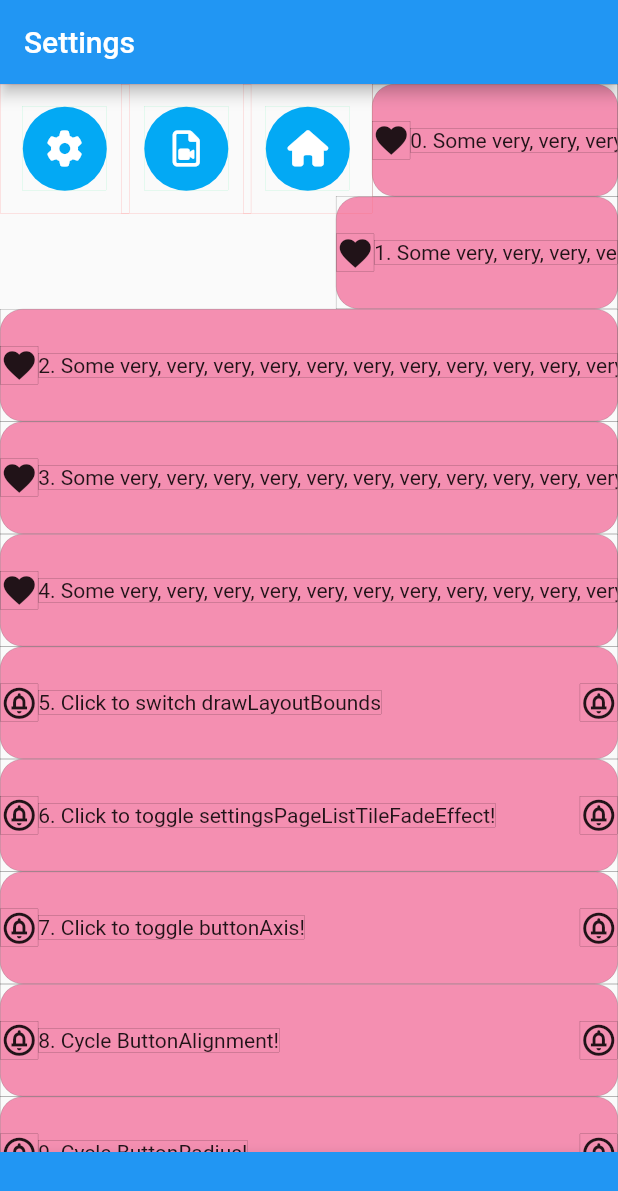
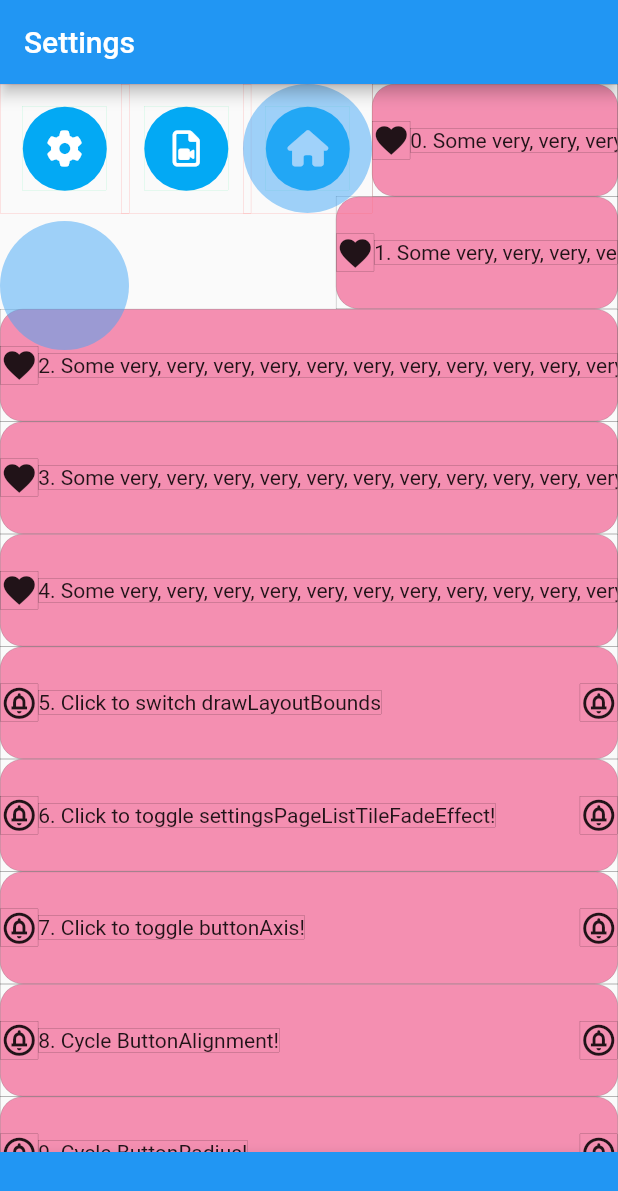
Before and after one commit to BigDeeEss/bu2-kar_kam, a Flutter app: the screen it shows after launch, after a tap on "6. Click to toggle settingsPageListTileF", on a phone screen of 412 x 824 dp. Shown: the top 1191 px of the screen. Run offline on Flutter 3.47's test engine with Material 2 defaults, Android fonts, the phone set to English and light mode, and no system bars; our stand-ins replace font_awesome_flutter, get_it, get_it_mixin.

```diff
--- a/lib/app_data.dart
+++ b/lib/app_data.dart
@@ -48,6 +48,9 @@ abstract class AppData extends ChangeNotifier {
   /// Whether [BoxedContainer] draws bounding boxes or not.
   bool drawLayoutBounds = true;
 
+  /// Whether [ButtonArray] includes [SlidingGuides] or not.
+  bool drawSlidingGuides = true;
+
   /// Represents whether init has completed or not.
   bool initComplete = false;
 
--- a/lib/app_data_service.dart
+++ b/lib/app_data_service.dart
@@ -5,6 +5,7 @@ import 'package:flutter/material.dart';
 import 'package:kar_kam/app_data.dart';
 import 'package:kar_kam/lib/get_it_service.dart';
 import 'package:kar_kam/lib/rect_extension.dart';
+import 'package:kar_kam/lib/map_extension.dart';
 
 /// Implements a Shared Preferences method for accessing stored app data.
 class AppDataService extends AppData {
@@ -37,7 +38,7 @@ class AppDataService extends AppData {
       'basePageViewRect': (Rect newValue) => basePageViewRect = newValue,
       'buttonAlignment': (newValue) => cycleButtonAlignment(),
       'buttonAxis': (newValue) => toggleButtonAxis(),
-      // 'buttonRadius': (newValue) => cycleButtonRadius(),
+      'buttonRadius': (newValue) => cycleButtonRadius(),
       'drawLayoutBounds': (newValue) => toggleDrawLayoutBounds(),
       'settingsPageListTileFadeEffect': (newValue) =>
           toggleSettingsPageListTileFadeEffect(),
@@ -68,16 +69,33 @@ class AppDataService extends AppData {
     buttonArrayRect = setButtonArrayRect();
   }
 
+  void cycleButtonRadius() {
+    // Define a map which can convert an integer to a double that represents
+    // a value for [buttonRadius].
+    Map<int, double> map = {
+      0: 28.0,
+      1: 32.0,
+      2: 36.0,
+      3: 24.0,
+    };
+
+    // Use [map], its inverse and the modulus operator to cycle [buttonRadius].
+    int buttonRadiusIntRepresentation = map.inverse()[buttonRadius]!;
+    buttonRadius = map[(buttonRadiusIntRepresentation + 1) % map.length]!;
+
+    // Update dependencies: [buttonArrayRect] and [buttonCoordinates].
+    buttonArrayRect = setButtonArrayRect();
+    buttonCoordinates = setButtonCoordinates();
+  }
+
   /// Initiates field variables; only called once after app start.
   @override
   void init() {
     // Exit if init has already been executed.
     if (initComplete) return;
 
-    // Calculate and upload [buttonArrayRect].
+    // Calculate and upload [buttonArrayRect] and [buttonCoordinates].
     buttonArrayRect = setButtonArrayRect();
-
-    // Calculate and upload [buttonCoordinates].
     buttonCoordinates = setButtonCoordinates();
 
     // Register that init has completed.
--- a/lib/button_array.dart
+++ b/lib/button_array.dart
@@ -3,10 +3,11 @@ import 'package:flutter/material.dart';
 import 'package:get_it_mixin/get_it_mixin.dart';
 
 // Import project-specific files.
+import 'package:kar_kam/app_data.dart';
 import 'package:kar_kam/button.dart';
 import 'package:kar_kam/button_specs.dart';
 import 'package:kar_kam/lib/get_it_service.dart';
-import 'package:kar_kam/app_data.dart';
+import 'package:kar_kam/sliding_guides.dart';
 
 /// Implements a linear horizontal or vertical array of Buttons.
 class ButtonArray extends StatelessWidget with GetItMixin {
@@ -79,6 +80,11 @@ class ButtonArray extends StatelessWidget with GetItMixin {
       }
     }
 
+    if (GetItService.instance<AppData>().drawSlidingGuides) {
+      buttonList.add(SlidingGuides());
+    }
+
+
     // Need to return a single Widget and so return an instance of [Stack]
     // with its children defined to be a list of buttons.
     return Stack(
--- /dev/null
+++ b/lib/lib/map_extension.dart
@@ -0,0 +1,5 @@
+extension MapExtension on Map {
+  Map inverse() {
+   return map((key, value) => MapEntry(value, key));
+  }
+}
--- a/lib/settings_page_list_tile.dart
+++ b/lib/settings_page_list_tile.dart
@@ -103,8 +103,9 @@ class SettingsPageListTile extends StatelessWidget with GetItMixin {
   double pathRadius = 0.0;
 
   // A temporary double for determining the slope of the connecting
-  // straight line segment that tilesnfollow as they pass around ButtonArray.
-  static double get sf => 1.125;
+  // straight line segment that tiles follow as they pass around [ButtonArray].
+  // static double get sf => 1.125;
+  static double get sf => 1.0625;
 
   /// The construction [Rect] that overlaps with [guestRect.topLeft] and
   /// [guestRect.topRight] and has the same width as [guestRect].
--- /dev/null
+++ b/lib/sliding_guides.dart
@@ -0,0 +1,166 @@
+// Import flutter packages.
+import 'package:flutter/material.dart';
+import 'package:get_it_mixin/get_it_mixin.dart';
+import 'package:kar_kam/button_array.dart';
+import 'package:kar_kam/app_data.dart';
+import 'package:kar_kam/settings_page_list_tile.dart';
+
+/// Implements sliding guides - guide circles which indicate the path followed
+/// by [SettingsPageListTile] corners as they slide past [ButtonArray].
+class SlidingGuides extends StatelessWidget with GetItMixin {
+  SlidingGuides({Key? key}) : super(key: key);
+
+  @override
+  Widget build(BuildContext context) {
+    // Get [AppData] registered with [GetIt].
+    // AppData appData = GetItService.instance<AppData>();
+
+    // Watch for changes to [AppData.buttonAxis] registered with GetIt.
+    Axis buttonAxis = watchOnly((AppData a) => a.buttonAxis);
+
+    // Watch for changes to [AppData.buttonAlignment] registered with GetIt.
+    Alignment buttonAlignment = watchOnly((AppData a) => a.buttonAlignment);
+
+    // Watch for changes to [AppData.buttonRadius] registered with GetIt.
+    double buttonRadius = watchOnly((AppData a) => a.buttonRadius);
+
+    // Watch for changes to [AppData.buttonRadius] registered with GetIt.
+    double buttonPaddingMainAxis = watchOnly((AppData a) => a.buttonPaddingMainAxis);
+
+    return Stack(
+      children: [
+        // Add two additional guidance circles for checking the sliding
+        // motion of [SettingsPageListTile].
+        // ToDo: delete these unnecessary guidance circles at some point.
+        (buttonAxis == Axis.horizontal) ? Positioned(
+          top: (buttonAlignment.y < 0) ? 0 : null,
+          bottom: (buttonAlignment.y > 0) ? 0 : null,
+          left: (buttonAlignment.x < 0)
+              ? ButtonArray.buttonCoordinates!.first
+              : null,
+          right: (buttonAlignment.x > 0)
+              ? ButtonArray.buttonCoordinates!.first
+              : null,
+          child: CustomPaint(
+            painter: OpenPainter(
+              alignment: buttonAlignment,
+              axis: buttonAxis,
+              radius: buttonRadius + buttonPaddingMainAxis,
+              shiftVal: ButtonArray.rect!.shortestSide *
+                  SettingsPageListTile.sf,
+            ),
+          ),
+        ) : Positioned(
+          top: (buttonAlignment.y < 0)
+              ? ButtonArray.buttonCoordinates!.last
+              : null,
+          bottom: (buttonAlignment.y > 0)
+              ? ButtonArray.buttonCoordinates!.last
+              : null,
+          left: (buttonAlignment.x < 0) ? 0.0 : null,
+          right: (buttonAlignment.x > 0) ? 0.0 : null,
+          child: CustomPaint(
+            painter: OpenPainter(
+              alignment: buttonAlignment,
+              axis: buttonAxis,
+              radius: buttonRadius + buttonPaddingMainAxis,
+              shiftVal: ButtonArray.rect!.shortestSide *
+                  SettingsPageListTile.sf
+            ),
+          ),
+        ),
+        (buttonAxis == Axis.horizontal) ? Positioned(
+          top: (buttonAlignment.y < 0) ? 0 : null,
+          bottom: (buttonAlignment.y > 0) ? 0 : null,
+          left: (buttonAlignment.x < 0)
+              ? ButtonArray.buttonCoordinates!.last
+              : null,
+          right: (buttonAlignment.x > 0)
+              ? ButtonArray.buttonCoordinates!.last
+              : null,
+          child: CustomPaint(
+            painter: OpenPainter(
+              alignment: buttonAlignment,
+              axis: buttonAxis,
+              radius: buttonRadius + buttonPaddingMainAxis,
+              shiftVal: 0.0,
+            ),
+          ),
+        ) : Positioned(
+          top: (buttonAlignment.y < 0)
+              ? ButtonArray.buttonCoordinates!.last
+              : null,
+          bottom: (buttonAlignment.y > 0)
+              ? ButtonArray.buttonCoordinates!.last
+              : null,
+          left: (buttonAlignment.x < 0) ? 0.0 : null,
+          right: (buttonAlignment.x > 0) ? 0.0 : null,
+          child: CustomPaint(
+            painter: OpenPainter(
+              alignment: buttonAlignment,
+              axis: buttonAxis,
+              radius: buttonRadius + buttonPaddingMainAxis,
+              shiftVal: 0.0,
+            ),
+          ),
+        ),
+      ]
+    );
+  }
+}
+
+/// A custom painter for producing the guidance circles.
+class OpenPainter extends CustomPainter{
+  OpenPainter({
+    required this.alignment,
+    required this.axis,
+    required this.radius,
+    required this.shiftVal,
+  });
+
+  final Alignment alignment;
+
+  final Axis axis;
+
+  final double shiftVal;
+
+  final double radius;
+
+  @override
+  void paint(Canvas canvas, Size size) {
+    var paint1 = Paint()
+      ..color = const Color.fromRGBO(66, 165, 245, 0.5)
+      ..style = PaintingStyle.fill;
+    if (axis == Axis.horizontal) {
+      if (alignment.y < 0 && alignment.x > 0) {
+        canvas.drawCircle(Offset(-radius, radius + shiftVal), radius, paint1);
+      }
+      if (alignment.y < 0 && alignment.x < 0) {
+        canvas.drawCircle(Offset(radius, radius + shiftVal), radius, paint1);
+      }
+      if (alignment.y > 0 && alignment.x > 0) {
+        canvas.drawCircle(Offset(-radius, -radius - shiftVal), radius, paint1);
+      }
+      if (alignment.y > 0 && alignment.x < 0) {
+        canvas.drawCircle(Offset(radius, -radius - shiftVal), radius, paint1);
+      }
+    }
+    if (axis == Axis.vertical) {
+      if (alignment.y < 0 && alignment.x > 0) {
+        canvas.drawCircle(Offset(-radius, radius + shiftVal), radius, paint1);
+      }
+      if (alignment.y < 0 && alignment.x < 0) {
+        canvas.drawCircle(Offset(radius, radius + shiftVal), radius, paint1);
+      }
+      if (alignment.y > 0 && alignment.x > 0) {
+        canvas.drawCircle(Offset(-radius, -radius - shiftVal), radius, paint1);
+      }
+      if (alignment.y > 0 && alignment.x < 0) {
+        canvas.drawCircle(Offset(radius, -radius - shiftVal), radius, paint1);
+      }
+    }
+  }
+
+  @override
+  bool shouldRepaint(CustomPainter oldDelegate) => true;
+}
```
Also changed, not shown: pubspec.lock.
